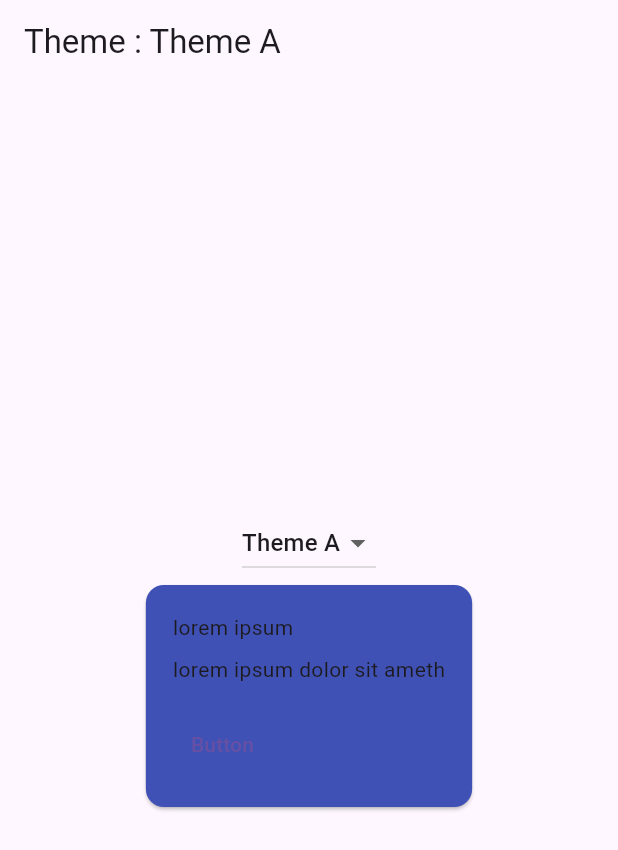
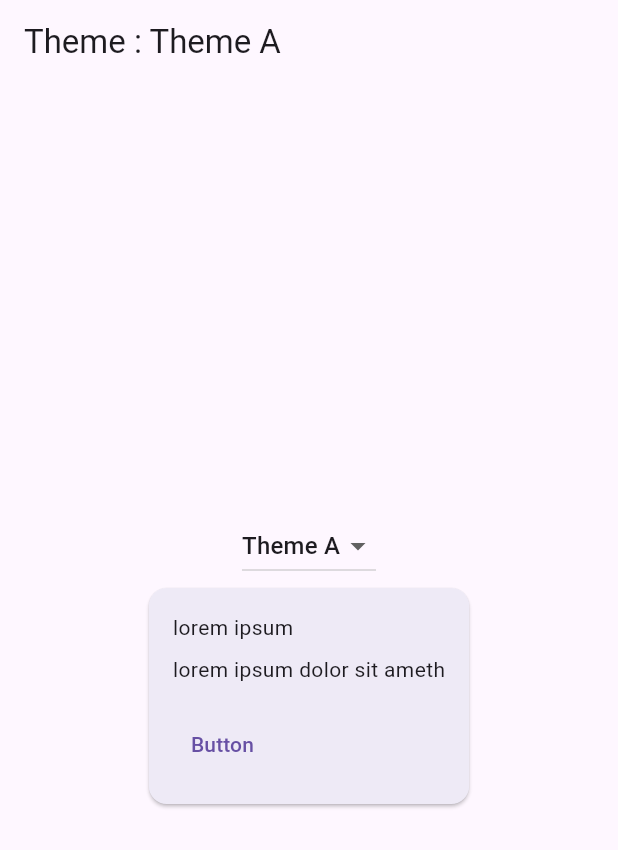
Before and after one commit to evaisse/flutter_themex, a Flutter app: the screen it shows after launch, on a phone screen of 412 x 824 dp. Shown: the top 850 px of the screen. Run offline on Flutter 3.47's test engine with Material 3 defaults, Android fonts, the phone set to English and light mode, and no system bars.

Commit message:
feat: Add samples C theme that display conditional struct rendering from a specialized theme extension [main]

```diff
--- a/lib/main.dart
+++ b/lib/main.dart
@@ -28,7 +28,7 @@ class MyApp extends StatelessWidget {
       (
         /// theme C inherit from theme C
         name: 'Theme C',
-        theme: createThemeC(defaultChoice.theme),
+        theme: createThemeC(createThemeB(defaultChoice.theme)),
       )
     };
 
--- a/lib/themex/themes/theme_c.dart
+++ b/lib/themex/themes/theme_c.dart
@@ -1,13 +1,19 @@
 import 'package:flutter/material.dart';
+import 'package:themex/themex/size_theme_extension.dart';
 import 'package:themex/widgets/custom_card.dart';
 
 ThemeData createThemeC(ThemeData theme) {
   return theme.copyWith(
+    colorScheme: theme.colorScheme.copyWith(
+      primary: Colors.amber,
+    ),
     extensions: [
+      ...theme.extensions.values,
+      theme.sizes.copyWith(spacingLarge: 23),
       CustomCardThemeExtensionv2(
-        tintColor: Colors.yellow,
+        backgroundColor: Colors.red,
+        separatorColor: Colors.yellow,
       ),
-      ...theme.extensions.values,
-    ].whereType<ThemeExtension>(),
+    ],
   );
 }
--- a/lib/widgets/custom_card.dart
+++ b/lib/widgets/custom_card.dart
@@ -15,10 +15,12 @@ class CustomCard extends StatelessWidget {
   Widget build(BuildContext context) {
     final tx = context.themex.customCard;
 
+    final z = context.themex.extensions;
+
     return Card(
-      color: tx.backgroundColor,
+      surfaceTintColor: tx.backgroundColor,
       child: Padding(
-        padding: tx.padding ?? EdgeInsets.all(context.themex.sizes.medium),
+        padding: tx.padding ?? EdgeInsets.all(context.themex.sizes.spacingLarge),
         child: Column(
           crossAxisAlignment: CrossAxisAlignment.start,
           children: [
@@ -29,8 +31,8 @@ class CustomCard extends StatelessWidget {
             const SizedBox(height: 8.0),
             if (tx is CustomCardThemeExtensionv2)
               Container(
-                height: 20,
-                color: tx.tintColor,
+                height: tx.separatorHeight ?? context.themex.sizes.spacingLarge,
+                color: tx.separatorColor ?? context.themex.colorScheme.primary,
               ),
             Text(
               text,
@@ -106,7 +108,8 @@ class CustomCardThemeExtension extends ThemeExtension<CustomCardThemeExtension>
 }
 
 class CustomCardThemeExtensionv2 extends CustomCardThemeExtension {
-  final Color? tintColor;
+  final Color? separatorColor;
+  final double? separatorHeight;
 
   CustomCardThemeExtensionv2({
     super.titleStyle,
@@ -114,6 +117,7 @@ class CustomCardThemeExtensionv2 extends CustomCardThemeExtension {
     super.buttonStyle,
     super.padding,
     super.backgroundColor,
-    required this.tintColor,
+    this.separatorColor,
+    this.separatorHeight,
   });
 }
--- a/lib/widgets/title_box.dart
+++ b/lib/widgets/title_box.dart
@@ -15,7 +15,7 @@ class TitleBox extends StatelessWidget {
     final tx = context.themex.titleBox;
 
     return Container(
-      padding: tx.padding ?? EdgeInsets.all(context.themex.sizes.medium),
+      padding: tx.padding ?? EdgeInsets.all(context.themex.sizes.spacingMedium),
       child: Text(
         choice.name,
         style: tx.textStyle,
```
Also changed, not shown: lib/themex/size_theme_extension.dart (+41 -12 lines), 1 other file.
